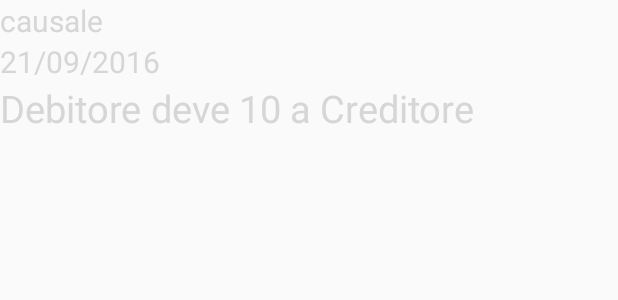
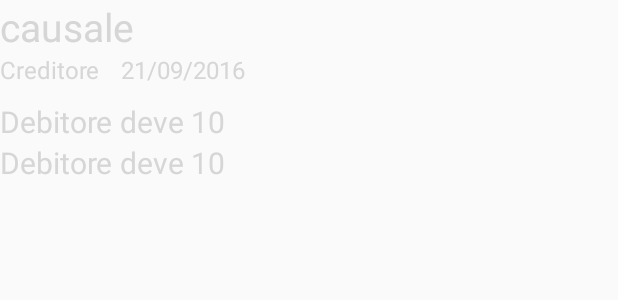
Before and after one commit to buffin4576/BillOnAir, an Android app: the layout spesastanza.xml on its own in the app's theme, with its tools: preview values and no code run, on a phone screen of 412 x 824 dp. Shown: the top 300 px of the screen. Run offline under Robolectric (Android 15) with nearby library versions, the phone set to English and light mode, and no system bars; network calls fail.

Commit message:
stile rigaspesastanza

```diff
--- a/BillOnAirApp/app/src/main/java/com/btd/billonair/AdapterListaSpeseStanza.java
+++ b/BillOnAirApp/app/src/main/java/com/btd/billonair/AdapterListaSpeseStanza.java
@@ -23,7 +23,9 @@ import com.btd.billonair.com.btd.billonair.db.SpesaContoDAO;
 import com.btd.billonair.com.btd.billonair.db.SpesaContoDAO_DB_impl;
 
 import java.sql.SQLException;
+import java.text.SimpleDateFormat;
 import java.util.ArrayList;
+import java.util.Date;
 
 /**
  * Created by ernrico on 08/06/2016.
@@ -64,7 +66,10 @@ public class AdapterListaSpeseStanza extends ArrayAdapter<SpesaStanza>
         debito.setText(spstanza.getImporto()+"");
         creditore.setText(spstanza.getCreditore());
         causale.setText(spstanza.getNome());
-        data.setText(spstanza.getData());
+
+        String[] d = spstanza.getData().split("T");
+        String dataFormattata = d[0].split("-")[2]+"/"+d[0].split("-")[1]+"/"+d[0].split("-")[0];
+        data.setText(dataFormattata);
         return view;
 
     }
--- a/BillOnAirApp/app/src/main/res/layout/spesastanza.xml
+++ b/BillOnAirApp/app/src/main/res/layout/spesastanza.xml
@@ -6,7 +6,7 @@
         android:layout_width="wrap_content"
         android:layout_height="wrap_content"
         android:id="@+id/txtcausale"
-        android:textSize="20dp"
+        android:textSize="26dp"
         android:layout_alignParentStart="true"
         android:text="causale"
         android:textColor="@color/caldroid_555" />
@@ -14,9 +14,44 @@
     <TextView
         android:layout_width="wrap_content"
         android:layout_height="wrap_content"
+        android:text="Creditore "
+        android:id="@+id/txtcreditore"
+        android:textSize="16dp"
+        android:textColor="@color/caldroid_darker_gray"
+        android:layout_alignBaseline="@+id/txtdataspesa"
+        android:layout_marginLeft="0dp" />
+
+    <TextView
+        android:layout_width="wrap_content"
+        android:layout_height="wrap_content"
+        android:text="21/09/2016"
+        android:id="@+id/txtdataspesa"
+        android:textSize="16dp"
+        android:layout_alignParentTop="false"
+        android:layout_alignParentStart="false"
+        android:layout_below="@+id/txtcausale"
+        android:textColor="@color/caldroid_darker_gray"
+        android:layout_toRightOf="@+id/txtcreditore"
+        android:layout_marginLeft="10dp" />
+
+    <LinearLayout
+        android:orientation="vertical"
+        android:layout_width="match_parent"
+        android:layout_height="wrap_content"
+        android:layout_below="@+id/txtdataspesa"
+        android:layout_marginTop="10dp">
+
+        <LinearLayout
+            android:orientation="horizontal"
+            android:layout_width="match_parent"
+            android:layout_height="wrap_content">
+
+            <TextView
+                android:layout_width="wrap_content"
+                android:layout_height="wrap_content"
                 android:text="Debitore"
                 android:id="@+id/txtdebitore"
-        android:textSize="25dp"
+                android:textSize="20dp"
                 android:layout_below="@+id/txtdataspesa"
                 android:layout_alignParentStart="true"
                 android:textColor="@color/caldroid_555" />
@@ -26,7 +61,7 @@
                 android:layout_height="wrap_content"
                 android:text=" deve "
                 android:id="@+id/textView12"
-        android:textSize="25dp"
+                android:textSize="20dp"
                 android:layout_below="@+id/txtdataspesa"
                 android:layout_toEndOf="@+id/txtdebitore"
                 android:textColor="@color/caldroid_555" />
@@ -36,39 +71,48 @@
                 android:layout_height="wrap_content"
                 android:text="10"
                 android:id="@+id/txtdebito"
-        android:textSize="25dp"
+                android:textSize="20dp"
                 android:layout_alignBottom="@+id/textView12"
                 android:layout_toEndOf="@+id/textView12"
+                android:textColor="@color/caldroid_555" />
+        </LinearLayout>
+
+        <LinearLayout
+            android:orientation="horizontal"
+            android:layout_width="match_parent"
+            android:layout_height="wrap_content" >
+
+            <TextView
+                android:layout_width="wrap_content"
+                android:layout_height="wrap_content"
+                android:text="Debitore"
+                android:id="@+id/textView13"
+                android:textSize="20dp"
+                android:layout_below="@+id/txtdataspesa"
+                android:layout_alignParentStart="true"
                 android:textColor="@color/caldroid_555" />
 
             <TextView
                 android:layout_width="wrap_content"
                 android:layout_height="wrap_content"
-        android:text=" a "
-        android:id="@+id/textView13"
-        android:textSize="25dp"
-        android:layout_alignTop="@+id/txtcreditore"
-        android:layout_toEndOf="@+id/txtdebito"
-        android:textColor="@color/caldroid_555" />
-
-    <TextView
-        android:layout_width="wrap_content"
-        android:layout_height="wrap_content"
-        android:text="Creditore "
-        android:id="@+id/txtcreditore"
-        android:textSize="25dp"
-        android:layout_alignTop="@+id/txtdebito"
+                android:text=" deve "
+                android:id="@+id/textView14"
+                android:textSize="20dp"
+                android:layout_below="@+id/txtdataspesa"
                 android:layout_toEndOf="@+id/textView13"
                 android:textColor="@color/caldroid_555" />
 
             <TextView
                 android:layout_width="wrap_content"
                 android:layout_height="wrap_content"
-        android:text="21/09/2016"
-        android:id="@+id/txtdataspesa"
+                android:text="10"
+                android:id="@+id/textView15"
                 android:textSize="20dp"
-        android:layout_alignParentTop="false"
-        android:layout_alignParentStart="true"
-        android:layout_below="@+id/txtcausale"
+                android:layout_alignBottom="@+id/textView14"
+                android:layout_toEndOf="@+id/textView14"
                 android:textColor="@color/caldroid_555" />
+        </LinearLayout>
+
+    </LinearLayout>
+
 </RelativeLayout>
```
Lines whose indentation alone changed are shown as unchanged.
